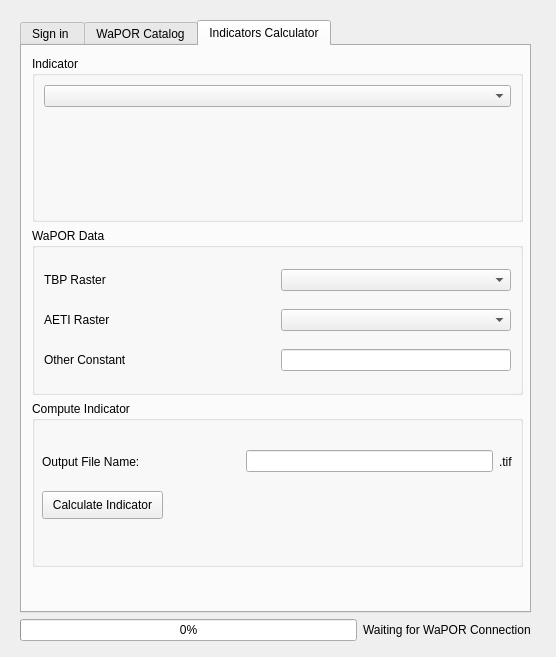
Old version of the form wap_plugin_dialog_base.ui in the repository WAGIS/wap_plugin.
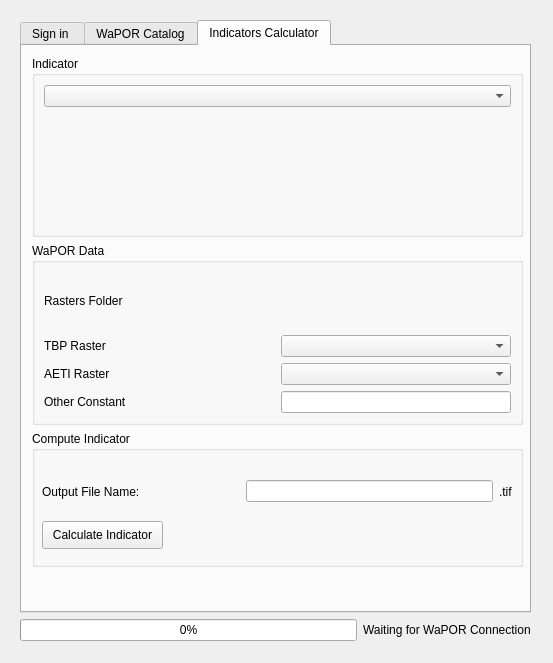
New version of the form. The open tabs and pages were chosen to show the change. Custom widgets are drawn as their Qt base class.

Commit message: UI updated: - Token tab fixed - Miror exprorer placed - Labels renamed

Diff of the .ui file:
```diff
--- a/wap_plugin_dialog_base.ui
+++ b/wap_plugin_dialog_base.ui
@@ -6,8 +6,8 @@
    <rect>
     <x>0</x>
     <y>0</y>
-    <width>556</width>
-    <height>657</height>
+    <width>553</width>
+    <height>663</height>
    </rect>
   </property>
   <property name="windowTitle">
@@ -483,7 +483,7 @@
           <height>511</height>
          </rect>
         </property>
-        <layout class="QVBoxLayout" name="verticalLayout_2">
+        <layout class="QVBoxLayout" name="verticalLayout_2" stretch="4,4,3">
          <item>
           <widget class="QGroupBox" name="indicatorBox">
            <property name="title">
@@ -516,6 +516,20 @@
             <string>WaPOR Data</string>
            </property>
            <layout class="QVBoxLayout" name="verticalLayout">
+            <item>
+             <layout class="QHBoxLayout" name="horizontalLayout_13" stretch="2,4">
+              <item>
+               <widget class="QLabel" name="rasterFolderCalculatorLabel">
+                <property name="text">
+                 <string>Rasters Folder</string>
+                </property>
+               </widget>
+              </item>
+              <item>
+               <widget class="QgsFileWidget" name="rasterFolderCalcExplorer"/>
+              </item>
+             </layout>
+            </item>
             <item>
              <layout class="QHBoxLayout" name="horizontalLayout_8">
               <item>
```
Left out of the diff: 10 changed lines with no effect on the pictures.
